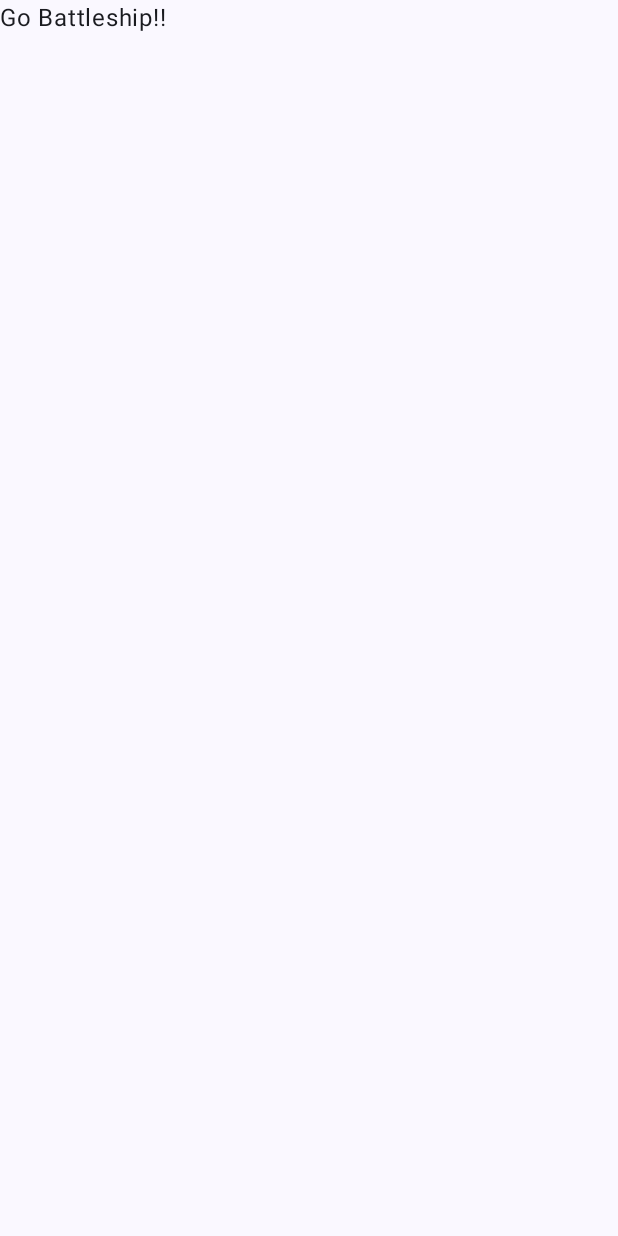
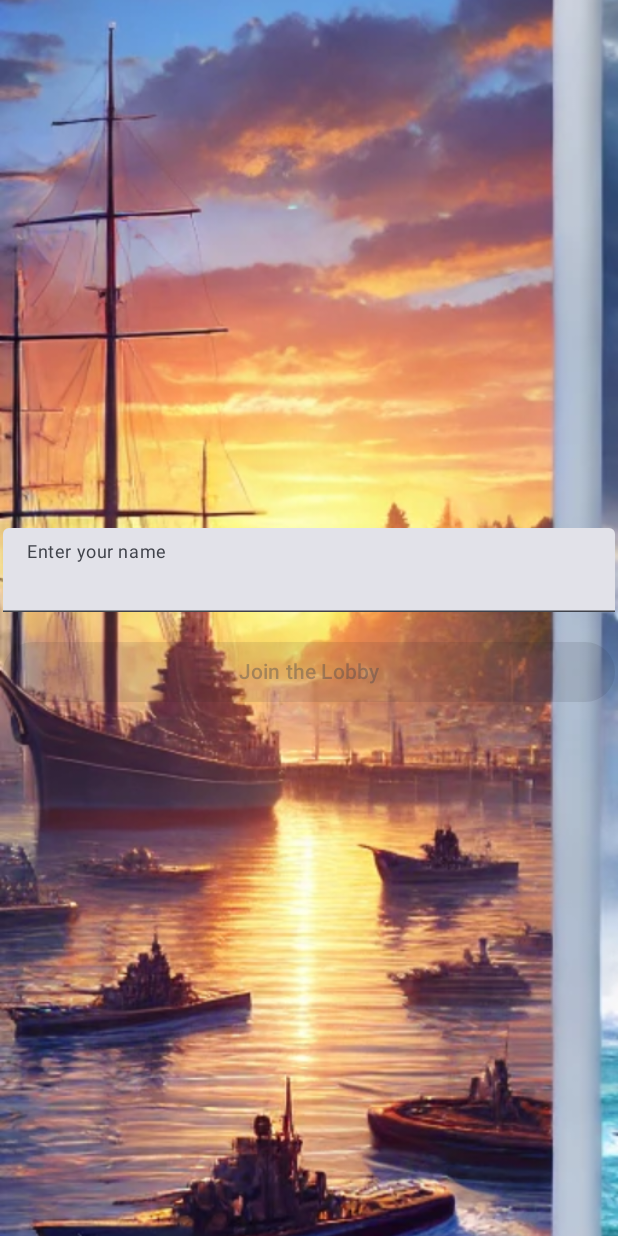
Before and after one commit to yazanqarabash/ju-battleship-game, an Android app built with Jetpack Compose: the screen it shows after launch (MainActivity), on a phone screen of 412 x 824 dp. Before the commit the screen is almost empty. Run offline under Robolectric (Android 15) with nearby library versions, the phone set to English and light mode, and no system bars.

Commit message:
feat: create home and lobby
We have created a home screen where the player can write their name and join the lobby, as well as a lobby screen where all players are displayed. There is also a challenge button to challenge them and a button to change there name

```diff
--- a/app/build.gradle.kts
+++ b/app/build.gradle.kts
@@ -50,6 +50,8 @@ dependencies {
     implementation(libs.androidx.ui.graphics)
     implementation(libs.androidx.ui.tooling.preview)
     implementation(libs.androidx.material3)
+    implementation(libs.androidx.navigation.runtime.ktx)
+    implementation(libs.androidx.navigation.compose)
     testImplementation(libs.junit)
     androidTestImplementation(libs.androidx.junit)
     androidTestImplementation(libs.androidx.espresso.core)
--- a/app/src/main/java/com/ju/battleshipgame/MainActivity.kt
+++ b/app/src/main/java/com/ju/battleshipgame/MainActivity.kt
@@ -8,7 +8,12 @@ import androidx.compose.foundation.layout.fillMaxSize
 import androidx.compose.foundation.layout.padding
 import androidx.compose.material3.Scaffold
 import androidx.compose.ui.Modifier
-import com.ju.battleshipgame.ui.home.Greeting
+import androidx.navigation.compose.NavHost
+import androidx.navigation.compose.composable
+import androidx.navigation.compose.rememberNavController
+import com.ju.battleshipgame.models.Player
+import com.ju.battleshipgame.ui.lobby.LobbyScreen
+import com.ju.battleshipgame.ui.home.Homescreen
 import com.ju.battleshipgame.ui.theme.BattleshipGameTheme
 
 class MainActivity : ComponentActivity() {
@@ -17,11 +22,31 @@ class MainActivity : ComponentActivity() {
         enableEdgeToEdge()
         setContent {
             BattleshipGameTheme {
-                Scaffold(modifier = Modifier.fillMaxSize()) { innerPadding ->
-                    Greeting(
-                        name = "Go Battleship!",
-                        modifier = Modifier.padding(innerPadding)
-                    )
+                val navController = rememberNavController()
+                val players = mutableListOf<Player>(
+                    Player(id = "1", name = "Player One", invitation = "Pending"),
+                    Player(id = "2", name = "Player Two", invitation = "Sent")
+                )
+                Scaffold(modifier = Modifier.fillMaxSize()){ innerPadding ->
+                    NavHost(
+                        navController = navController,
+                        startDestination = "HomeScreen"
+                    ) {
+                        composable("HomeScreen") {
+                            Homescreen(
+                                list = players,
+                                navcontroller = navController,
+                                modifier = Modifier.padding(innerPadding)
+                            )
+                        }
+                        composable("LobbyScreen") {
+                            LobbyScreen(
+                                players = players,
+                                navController = navController,
+                                modifier = Modifier.padding(innerPadding)
+                            )
+                        }
+                    }
                 }
             }
         }
--- a/app/src/main/java/com/ju/battleshipgame/ui/home/HomeScreen.kt
+++ b/app/src/main/java/com/ju/battleshipgame/ui/home/HomeScreen.kt
@@ -1,23 +1,73 @@
 package com.ju.battleshipgame.ui.home
 
+import androidx.compose.foundation.Image
+import androidx.compose.foundation.layout.Arrangement
+import androidx.compose.foundation.layout.Box
+import androidx.compose.foundation.layout.Column
+import androidx.compose.foundation.layout.fillMaxSize
+import androidx.compose.foundation.layout.fillMaxWidth
+import androidx.compose.foundation.layout.padding
+import androidx.compose.material3.Button
 import androidx.compose.material3.Text
+import androidx.compose.material3.TextField
 import androidx.compose.runtime.Composable
+import androidx.compose.runtime.getValue
+import androidx.compose.runtime.mutableStateOf
+import androidx.compose.runtime.remember
+import androidx.compose.runtime.setValue
+import androidx.compose.ui.Alignment
 import androidx.compose.ui.Modifier
+import androidx.compose.ui.layout.ContentScale
+import androidx.compose.ui.res.painterResource
 import androidx.compose.ui.tooling.preview.Preview
+import androidx.compose.ui.unit.dp
+import androidx.core.provider.FontsContractCompat.Columns
+import androidx.navigation.NavHostController
+import com.ju.battleshipgame.R
+import com.ju.battleshipgame.models.Player
 import com.ju.battleshipgame.ui.theme.BattleshipGameTheme
+@Composable
+fun Homescreen(
+    list: MutableList<Player>,
+    navcontroller: NavHostController,
+    modifier: Modifier = Modifier
+) {
+    var playerName by remember { mutableStateOf(" ") }
+    Box(
+        modifier = modifier.fillMaxSize(),
+        contentAlignment = Alignment.Center
+    ) {
+        Image(
+            painter = painterResource(id= R.drawable.battleship_home),
+            contentDescription = null,
+            contentScale = ContentScale.Crop,
+            modifier = Modifier.fillMaxSize()
+        )
+        Column(
+            modifier = modifier
+                .fillMaxSize()
+                .padding(2.dp),
+            horizontalAlignment = Alignment.CenterHorizontally,
+            verticalArrangement = Arrangement.Center
+        ) {
+            TextField(
+                value = playerName,
+                onValueChange = { playerName = it },
+                label = { Text("Enter your name") },
+                modifier = Modifier.fillMaxWidth().padding(bottom = 16.dp)
 
-@Composable
-fun Greeting(name: String, modifier: Modifier = Modifier) {
-    Text(
-        text = "$name!",
-        modifier = modifier
-    )
-}
-
-@Preview(showBackground = true)
-@Composable
-fun GreetingPreview() {
-    BattleshipGameTheme {
-        Greeting("Android")
+            )
+            Button(
+                onClick = {
+                    val newPlayer = Player(id = list.size.toString(), name = playerName)
+                    list.add(newPlayer)
+                    navcontroller.navigate("LobbyScreen")
+                },
+                enabled = playerName.trim().isNotEmpty(),
+                modifier = Modifier.fillMaxWidth()
+            ) {
+                Text("Join the Lobby")
+            }
+        }
     }
 }
--- a/gradle/libs.versions.toml
+++ b/gradle/libs.versions.toml
@@ -8,6 +8,8 @@ espressoCore = "3.6.1"
 lifecycleRuntimeKtx = "2.8.7"
 activityCompose = "1.9.3"
 composeBom = "2024.04.01"
+navigationRuntimeKtx = "2.8.4"
+navigationCompose = "2.8.4"
 
 [libraries]
 androidx-core-ktx = { group = "androidx.core", name = "core-ktx", version.ref = "coreKtx" }
@@ -25,6 +27,8 @@ androidx-ui-tooling-preview = { group = "androidx.compose.ui", name = "ui-toolin
 androidx-ui-test-manifest = { group = "androidx.compose.ui", name = "ui-test-manifest" }
 androidx-ui-test-junit4 = { group = "androidx.compose.ui", name = "ui-test-junit4" }
 androidx-material3 = { group = "androidx.compose.material3", name = "material3" }
+androidx-navigation-runtime-ktx = { group = "androidx.navigation", name = "navigation-runtime-ktx", version.ref = "navigationRuntimeKtx" }
+androidx-navigation-compose = { group = "androidx.navigation", name = "navigation-compose", version.ref = "navigationCompose" }
 
 [plugins]
 android-application = { id = "com.android.application", version.ref = "agp" }
```
Also changed, not shown: app/src/main/java/com/ju/battleshipgame/ui/lobby/LobbyScreen.kt (added, +111 -0 lines), app/src/main/res/drawable/battleship_home.png (added), app/src/main/res/drawable/battleship_lobby.png (added), gradle/wrapper/gradle-wrapper.properties, 3 other files.
